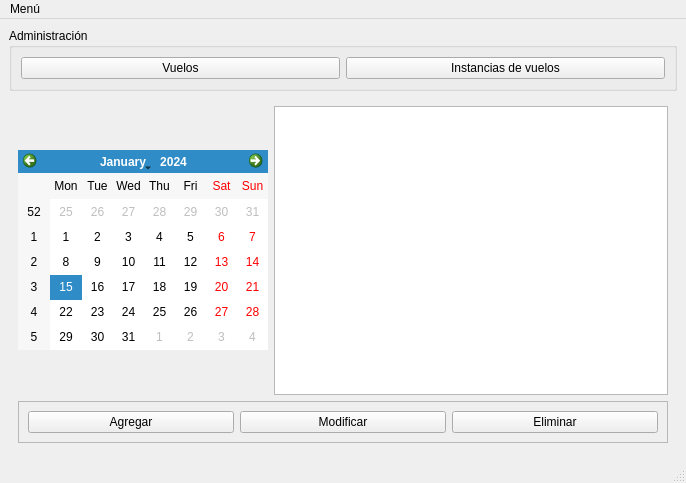
diegomarcov/svr, file src/ui/mainWindow.ui: the form before one commit.
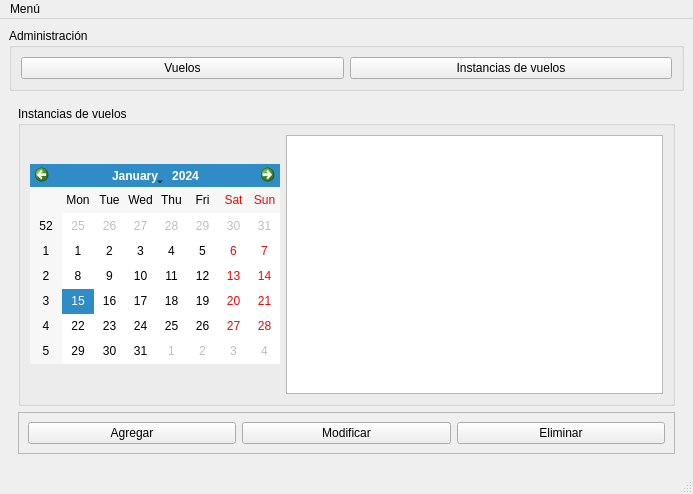
The form after the commit. The open tabs and pages were chosen to show the change.

Commit message: Agregadas mas interfaces de usuario.

The edit to the form file:
```diff
--- a/src/ui/mainWindow.ui
+++ b/src/ui/mainWindow.ui
@@ -6,8 +6,8 @@
    <rect>
     <x>0</x>
     <y>0</y>
-    <width>686</width>
-    <height>483</height>
+    <width>693</width>
+    <height>487</height>
    </rect>
   </property>
   <property name="windowTitle">
@@ -45,7 +45,52 @@
       </property>
       <widget class="QWidget" name="page">
        <layout class="QGridLayout" name="gridLayout">
-        <item row="0" column="0">
+        <item row="3" column="0" colspan="2">
+         <widget class="QFrame" name="frame">
+          <property name="frameShape">
+           <enum>QFrame::StyledPanel</enum>
+          </property>
+          <property name="frameShadow">
+           <enum>QFrame::Raised</enum>
+          </property>
+          <layout class="QHBoxLayout" name="horizontalLayout_2">
+           <item>
+            <widget class="QPushButton" name="btnAgregarInstVuelos">
+             <property name="text">
+              <string>Agregar</string>
+             </property>
+            </widget>
+           </item>
+           <item>
+            <widget class="QPushButton" name="btnModificarInstVuelos">
+             <property name="text">
+              <string>Modificar</string>
+             </property>
+            </widget>
+           </item>
+           <item>
+            <widget class="QPushButton" name="btnEliminarInstVuelos">
+             <property name="text">
+              <string>Eliminar</string>
+             </property>
+            </widget>
+           </item>
+          </layout>
+         </widget>
+        </item>
+        <item row="0" column="0" rowspan="3" colspan="2">
+         <widget class="QGroupBox" name="groupBox_2">
+          <property name="minimumSize">
+           <size>
+            <width>500</width>
+            <height>300</height>
+           </size>
+          </property>
+          <property name="title">
+           <string>Instancias de vuelos</string>
+          </property>
+          <layout class="QHBoxLayout" name="horizontalLayout_4">
+           <item>
          <widget class="QCalendarWidget" name="calendarioVuelos">
           <property name="maximumSize">
            <size>
@@ -55,7 +100,7 @@
           </property>
          </widget>
         </item>
-        <item row="0" column="1" colspan="2">
+           <item>
          <widget class="QTableView" name="tablaSalidas">
           <property name="maximumSize">
            <size>
@@ -80,36 +125,6 @@
           </attribute>
          </widget>
         </item>
-        <item row="2" column="0" colspan="3">
-         <widget class="QFrame" name="frame">
-          <property name="frameShape">
-           <enum>QFrame::StyledPanel</enum>
-          </property>
-          <property name="frameShadow">
-           <enum>QFrame::Raised</enum>
-          </property>
-          <layout class="QHBoxLayout" name="horizontalLayout_2">
-           <item>
-            <widget class="QPushButton" name="btnAgregarInstVuelos">
-             <property name="text">
-              <string>Agregar</string>
-             </property>
-            </widget>
-           </item>
-           <item>
-            <widget class="QPushButton" name="btnModificarInstVuelos">
-             <property name="text">
-              <string>Modificar</string>
-             </property>
-            </widget>
-           </item>
-           <item>
-            <widget class="QPushButton" name="btnEliminarInstVuelos">
-             <property name="text">
-              <string>Eliminar</string>
-             </property>
-            </widget>
-           </item>
           </layout>
          </widget>
         </item>
@@ -198,7 +213,7 @@
     <rect>
      <x>0</x>
      <y>0</y>
-     <width>686</width>
+     <width>693</width>
      <height>18</height>
     </rect>
    </property>
```
Left out of the diff: 21 changed lines with no effect on the pictures. Lines whose indentation alone changed are shown as unchanged. The commit also changes 5 other files.
